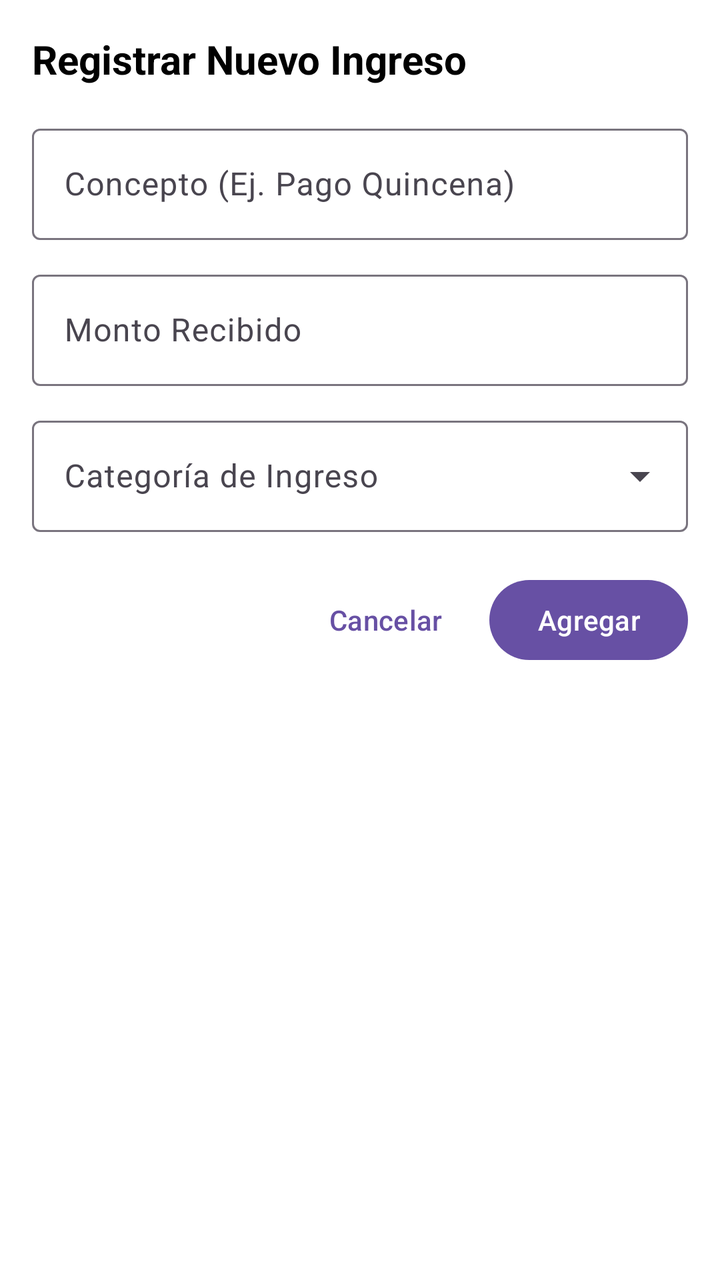
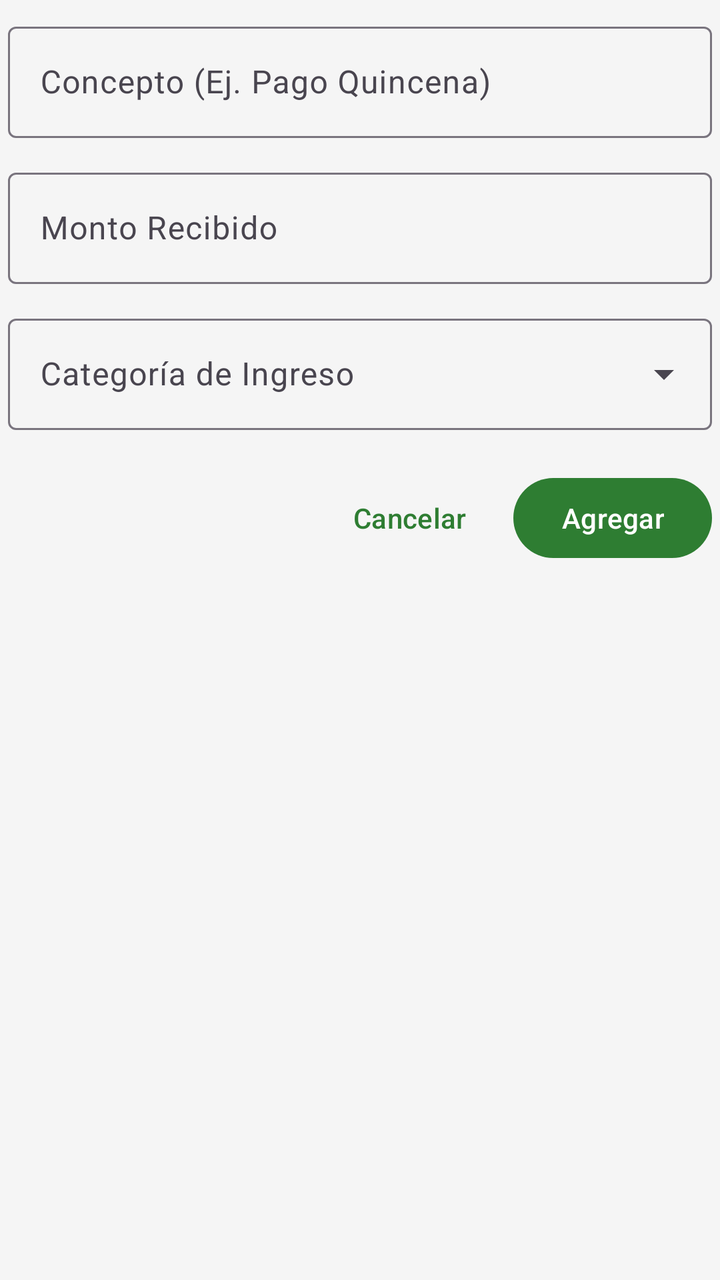

An Android layout rendered at two revisions. The XML below is the earlier revision; the diff shows what the commit changed to produce the second picture.
<!-- AndroidManifest.xml: application theme Theme.ControlDeGastos -->
<!-- res/layout/dialog_agregar_ingreso.xml -->
<?xml version="1.0" encoding="utf-8"?>
    <ScrollView xmlns:android="http://schemas.android.com/apk/res/android"
                xmlns:app="http://android.com"
                android:layout_width="match_parent"
                android:layout_height="wrap_content"
                android:theme="@style/Theme.Material3.Light"
                android:background="@color/white">

    <LinearLayout
            android:layout_width="match_parent"
            android:layout_height="wrap_content"
            android:orientation="vertical"
            android:padding="16dp">

        <TextView
                android:layout_width="wrap_content"
                android:layout_height="wrap_content"
                android:text="Registrar Nuevo Ingreso"
                android:textSize="20sp"
                android:textStyle="bold"
                android:layout_marginBottom="16dp"
                android:textColor="@android:color/black"/>

        
        <com.google.android.material.textfield.TextInputLayout
                style="@style/Widget.Material3.TextInputLayout.OutlinedBox"
                android:layout_width="match_parent"
                android:layout_height="wrap_content"
                android:hint="Concepto (Ej. Pago Quincena)">
            <com.google.android.material.textfield.TextInputEditText
                    android:id="@+id/etConceptoIngreso"
                    android:layout_width="match_parent"
                    android:layout_height="wrap_content"
                    android:inputType="textCapWords"
                    android:textColor="@android:color/black" />
        </com.google.android.material.textfield.TextInputLayout>

        
        <com.google.android.material.textfield.TextInputLayout
                style="@style/Widget.Material3.TextInputLayout.OutlinedBox"
                android:layout_width="match_parent"
                android:layout_height="wrap_content"
                android:layout_marginTop="12dp"
                android:hint="Monto Recibido"
                app:prefixText="$"
                app:prefixTextColor="@android:color/black">

            <com.google.android.material.textfield.TextInputEditText
                    android:id="@+id/etMontoIngreso"
                    android:layout_width="match_parent"
                    android:layout_height="wrap_content"
                    android:inputType="numberDecimal"
                    android:maxLines="1"
                    android:textColor="@android:color/black" />
        </com.google.android.material.textfield.TextInputLayout>

        
        <com.google.android.material.textfield.TextInputLayout
                style="@style/Widget.Material3.TextInputLayout.OutlinedBox.ExposedDropdownMenu"
                android:layout_width="match_parent"
                android:layout_height="wrap_content"
                android:layout_marginTop="12dp"
                android:hint="Categoría de Ingreso">
            <AutoCompleteTextView
                    android:id="@+id/spCategoriaIngreso"
                    android:layout_width="match_parent"
                    android:layout_height="wrap_content"
                    android:inputType="none"
                    android:focusable="false"
                    android:clickable="true"
                    android:textColor="@android:color/black" />
        </com.google.android.material.textfield.TextInputLayout>

        
        <LinearLayout
                android:layout_width="match_parent"
                android:layout_height="wrap_content"
                android:layout_marginTop="20dp"
                android:gravity="end"
                android:orientation="horizontal">

            <Button
                    android:id="@+id/btnCancelarIngreso"
                    style="@style/Widget.Material3.Button.TextButton"
                    android:layout_width="wrap_content"
                    android:layout_height="wrap_content"
                    android:text="Cancelar" />

            <Button
                    android:id="@+id/btnGuardarIngreso"
                    android:layout_width="wrap_content"
                    android:layout_height="wrap_content"
                    android:layout_marginStart="8dp"
                    android:text="Agregar"
                    app:backgroundTint="@color/verde_primario" />
        </LinearLayout>
    </LinearLayout>
</ScrollView>
<!-- resources referenced by this layout -->
<resources>
  <color name="verde_primario">#2E7D32</color>
  <color name="white">#FFFFFFFF</color>
  <style name="Theme.ControlDeGastos" parent="Base.Theme.ControlDeGastos" />
  <style name="Base.Theme.ControlDeGastos" parent="Theme.Material3.Light.NoActionBar">
          <item name="colorPrimary">@color/verde_primario</item>
          <item name="colorOnPrimary">@color/white</item>
          <item name="colorSecondary">@color/verde_oscuro</item>
          <item name="android:statusBarColor">@color/verde_oscuro</item>
          <item name="android:windowBackground">@color/fondo</item>
      </style>
  <color name="verde_oscuro">#1B5E20</color>
  <color name="fondo">#F5F5F5</color>
</resources>

<!-- the commit's change to res/layout/dialog_agregar_ingreso.xml (unified diff, before → after) -->
@@ -1,98 +1,88 @@
 <?xml version="1.0" encoding="utf-8"?>
-    <ScrollView xmlns:android="http://schemas.android.com/apk/res/android"
-                xmlns:app="http://android.com"
+<ScrollView xmlns:android="http://schemas.android.com/apk/res/android"
+    xmlns:app="http://schemas.android.com/apk/res-auto"
+    xmlns:tools="http://schemas.android.com/tools"
+    android:layout_width="match_parent"
+    android:layout_height="wrap_content">
+
+    <LinearLayout
+        android:layout_width="match_parent"
+        android:layout_height="wrap_content"
+        android:orientation="vertical"
+        android:paddingHorizontal="4dp"
+        android:paddingTop="8dp">
+
+        <com.google.android.material.textfield.TextInputLayout
+            android:id="@+id/tilConceptoIngreso"
+            style="@style/Widget.Material3.TextInputLayout.OutlinedBox"
+            android:layout_width="match_parent"
+            android:layout_height="wrap_content"
+            android:hint="@string/concepto_ingreso">
+
+            <com.google.android.material.textfield.TextInputEditText
+                android:id="@+id/etConceptoIngreso"
                 android:layout_width="match_parent"
                 android:layout_height="wrap_content"
-                android:theme="@style/Theme.Material3.Light"
-                android:background="@color/white">
+                android:inputType="textCapWords"
+                android:maxLines="1" />
+        </com.google.android.material.textfield.TextInputLayout>
 
-    <LinearLayout
+        <com.google.android.material.textfield.TextInputLayout
+            android:id="@+id/tilMontoIngreso"
+            style="@style/Widget.Material3.TextInputLayout.OutlinedBox"
             android:layout_width="match_parent"
             android:layout_height="wrap_content"
-            android:orientation="vertical"
-            android:padding="16dp">
+            android:layout_marginTop="12dp"
+            android:hint="@string/monto_ingreso"
+            app:prefixText="$">
 
-        <TextView
+            <com.google.android.material.textfield.TextInputEditText
+                android:id="@+id/etMontoIngreso"
+                android:layout_width="match_parent"
+                android:layout_height="wrap_content"
+                android:inputType="numberDecimal"
+                android:maxLines="1" />
+        </com.google.android.material.textfield.TextInputLayout>
+
+        <com.google.android.material.textfield.TextInputLayout
+            android:id="@+id/tilCategoriaIngreso"
+            style="@style/Widget.Material3.TextInputLayout.OutlinedBox.ExposedDropdownMenu"
+            android:layout_width="match_parent"
+            android:layout_height="wrap_content"
+            android:layout_marginTop="12dp"
+            android:hint="@string/categoria_ingreso">
+
+            <AutoCompleteTextView
+                android:id="@+id/spCategoriaIngreso"
+                android:layout_width="match_parent"
+                android:layout_height="wrap_content"
+                android:inputType="none"
+                android:maxLines="1"
+                tools:ignore="LabelFor" />
+        </com.google.android.material.textfield.TextInputLayout>
+
+        <LinearLayout
+            android:layout_width="match_parent"
+            android:layout_height="wrap_content"
+            android:layout_marginTop="20dp"
+            android:gravity="end"
+            android:orientation="horizontal"
+            tools:ignore="ButtonStyle">
+
+            <Button
+                android:id="@+id/btnCancelarIngreso"
+                style="@style/Widget.Material3.Button.TextButton"
                 android:layout_width="wrap_content"
                 android:layout_height="wrap_content"
-                android:text="Registrar Nuevo Ingreso"
-                android:textSize="20sp"
-                android:textStyle="bold"
-                android:layout_marginBottom="16dp"
-                android:textColor="@android:color/black"/>
-
-        
-        <com.google.android.material.textfield.TextInputLayout
-                style="@style/Widget.Material3.TextInputLayout.OutlinedBox"
-                android:layout_width="match_parent"
-                android:layout_height="wrap_content"
-                android:hint="Concepto (Ej. Pago Quincena)">
-            <com.google.android.material.textfield.TextInputEditText
-                    android:id="@+id/etConceptoIngreso"
-                    android:layout_width="match_parent"
-                    android:layout_height="wrap_content"
-                    android:inputType="textCapWords"
-                    android:textColor="@android:color/black" />
-        </com.google.android.material.textfield.TextInputLayout>
-
-        
-        <com.google.android.material.textfield.TextInputLayout
-                style="@style/Widget.Material3.TextInputLayout.OutlinedBox"
-                android:layout_width="match_parent"
-                android:layout_height="wrap_content"
-                android:layout_marginTop="12dp"
-                android:hint="Monto Recibido"
-                app:prefixText="$"
-                app:prefixTextColor="@android:color/black">
-
-            <com.google.android.material.textfield.TextInputEditText
-                    android:id="@+id/etMontoIngreso"
-                    android:layout_width="match_parent"
-                    android:layout_height="wrap_content"
-                    android:inputType="numberDecimal"
-                    android:maxLines="1"
-                    android:textColor="@android:color/black" />
-        </com.google.android.material.textfield.TextInputLayout>
-
-        
-        <com.google.android.material.textfield.TextInputLayout
-                style="@style/Widget.Material3.TextInputLayout.OutlinedBox.ExposedDropdownMenu"
-                android:layout_width="match_parent"
-                android:layout_height="wrap_content"
-                android:layout_marginTop="12dp"
-                android:hint="Categoría de Ingreso">
-            <AutoCompleteTextView
-                    android:id="@+id/spCategoriaIngreso"
-                    android:layout_width="match_parent"
-                    android:layout_height="wrap_content"
-                    android:inputType="none"
-                    android:focusable="false"
-                    android:clickable="true"
-                    android:textColor="@android:color/black" />
-        </com.google.android.material.textfield.TextInputLayout>
-
-        
-        <LinearLayout
-                android:layout_width="match_parent"
-                android:layout_height="wrap_content"
-                android:layout_marginTop="20dp"
-                android:gravity="end"
-                android:orientation="horizontal">
+                android:text="@string/cancelar" />
 
             <Button
-                    android:id="@+id/btnCancelarIngreso"
-                    style="@style/Widget.Material3.Button.TextButton"
-                    android:layout_width="wrap_content"
-                    android:layout_height="wrap_content"
-                    android:text="Cancelar" />
-
-            <Button
-                    android:id="@+id/btnGuardarIngreso"
-                    android:layout_width="wrap_content"
-                    android:layout_height="wrap_content"
-                    android:layout_marginStart="8dp"
-                    android:text="Agregar"
-                    app:backgroundTint="@color/verde_primario" />
+                android:id="@+id/btnGuardarIngreso"
+                android:layout_width="wrap_content"
+                android:layout_height="wrap_content"
+                android:layout_marginStart="8dp"
+                android:text="@string/agregar"
+                app:backgroundTint="@color/verde_primario" />
         </LinearLayout>
     </LinearLayout>
 </ScrollView>
<!-- resource entries referenced after the edit -->
@@ -1,6 +1,11 @@
 <!-- resources referenced by this layout -->
 <resources>
   <color name="verde_primario">#2E7D32</color>
+  <string name="agregar">Agregar</string>
+  <string name="cancelar">Cancelar</string>
+  <string name="categoria_ingreso">Categoría de Ingreso</string>
+  <string name="concepto_ingreso">Concepto (Ej. Pago Quincena)</string>
+  <string name="monto_ingreso">Monto Recibido</string>
   <color name="white">#FFFFFFFF</color>
   <style name="Theme.ControlDeGastos" parent="Base.Theme.ControlDeGastos" />
   <style name="Base.Theme.ControlDeGastos" parent="Theme.Material3.Light.NoActionBar">
